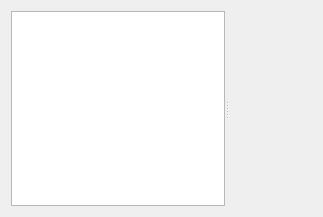
Before: the Qt Designer form src/widgets/transitionsettings_ui.ui in KDE/kdenlive, drawn with Qt 5.
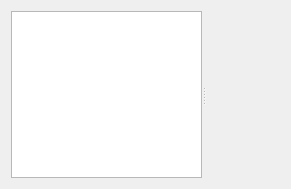
After: the same form once the commit is applied.

```diff
--- a/src/widgets/transitionsettings_ui.ui
+++ b/src/widgets/transitionsettings_ui.ui
@@ -5,8 +5,8 @@
    <rect>
     <x>0</x>
     <y>0</y>
-    <width>323</width>
-    <height>217</height>
+    <width>291</width>
+    <height>189</height>
    </rect>
   </property>
   <property name="windowTitle" >
@@ -21,7 +21,7 @@
      <widget class="QListWidget" name="listWidget" />
      <widget class="QFrame" name="frame" >
       <property name="sizePolicy" >
-       <sizepolicy vsizetype="Preferred" hsizetype="MinimumExpanding" >
+       <sizepolicy vsizetype="Preferred" hsizetype="Expanding" >
         <horstretch>0</horstretch>
         <verstretch>0</verstretch>
        </sizepolicy>
```
